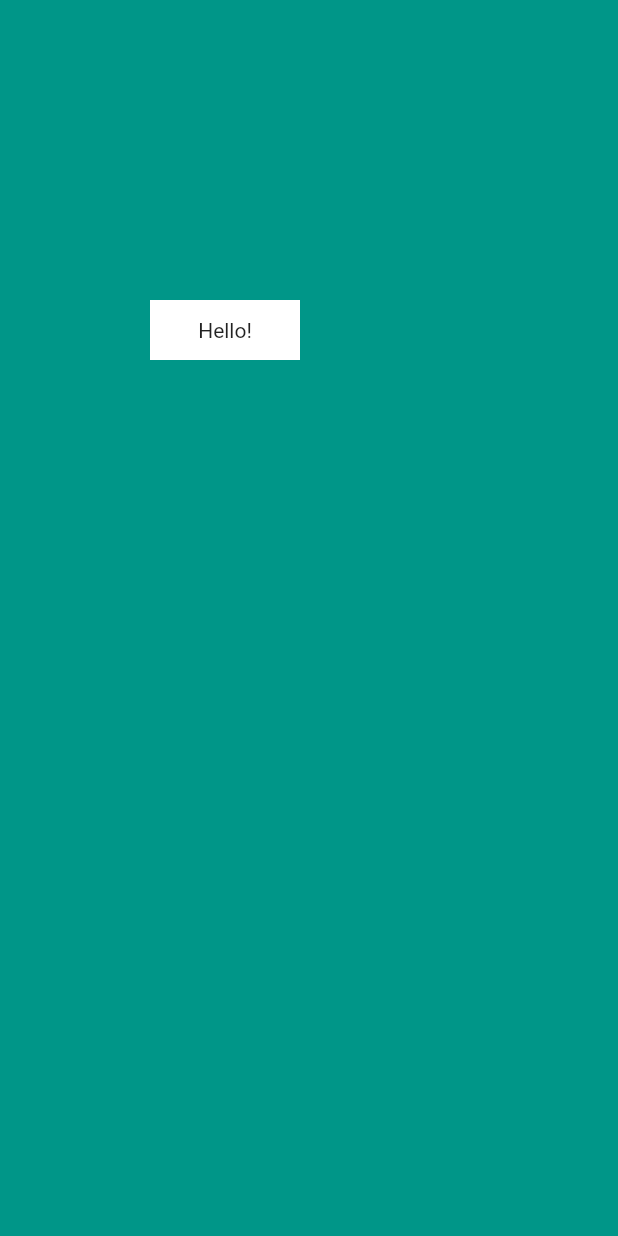
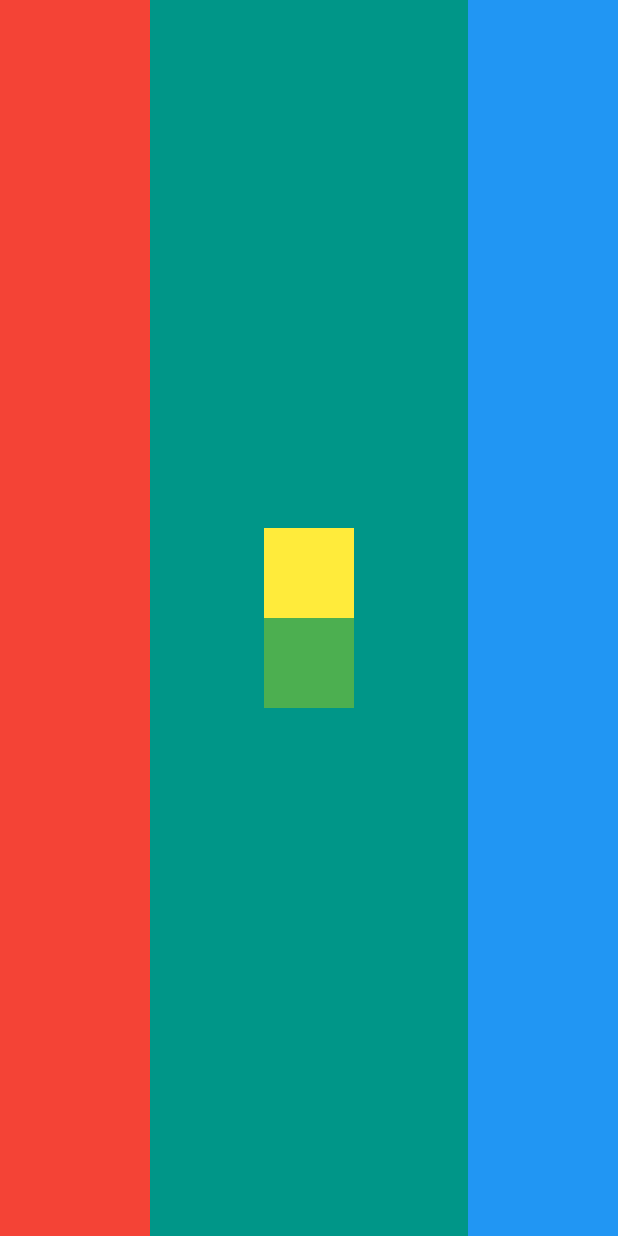
Before and after one commit to filipemendes18/google_flutter_bootcamp, a Flutter app: the screen it shows after launch, on a phone screen of 412 x 824 dp. Run offline on Flutter 3.47's test engine with Material 2 defaults, Android fonts, the phone set to English and light mode, and no system bars.

Commit message:
Desafio de Layouts

```diff
--- a/mi_card/lib/main.dart
+++ b/mi_card/lib/main.dart
@@ -15,17 +15,55 @@ class MyApp extends StatelessWidget {
       home: Scaffold(
         backgroundColor: Colors.teal,
         body: SafeArea(
-          child: Container(
-            height: 40,
-            width: 100,
-            margin: EdgeInsets.symmetric(
-                vertical: 200, horizontal: 100), // Alinha o próprio Widget
-            padding: EdgeInsets.all(10), // Alinha coisas DENTRO do Widget
-            child: Center(child: Text('Hello!')),
-            color: Colors.white,
+          child: Row(
+            mainAxisAlignment: MainAxisAlignment.spaceBetween,
+            children: [
+              Container(
+                height: double.infinity,
+                width: 100,
+                color: Colors.red,
+              ),
+              Column(
+                mainAxisAlignment: MainAxisAlignment.center,
+                children: [
+                  Container(color: Colors.yellow, height: 60, width: 60),
+                  Container(
+                    color: Colors.green,
+                    height: 60,
+                    width: 60,
+                  ),
+                ],
+              ),
+              Container(
+                  height: double.infinity, width: 100, color: Colors.blue),
+            ],
           ),
         ),
       ),
     );
   }
 }
+
+// class MyApp extends StatelessWidget {
+//   const MyApp({Key? key}) : super(key: key);
+
+//   @override
+//   Widget build(BuildContext context) {
+//     return MaterialApp(
+//       home: Scaffold(
+//         backgroundColor: Colors.teal,
+//         body: SafeArea(
+//           child: Container(
+//             height: 40,
+//             width: 100,
+//             margin: EdgeInsets.symmetric(
+//                 vertical: 200, horizontal: 100), // Alinha o próprio Widget
+//             padding: EdgeInsets.all(10), // Alinha coisas DENTRO do Widget
+//             child: Center(child: Text('Hello!')),
+//             color: Colors.white,
+//           ),
+//         ),
+//       ),
+//     );
+//   }
+// }
```
